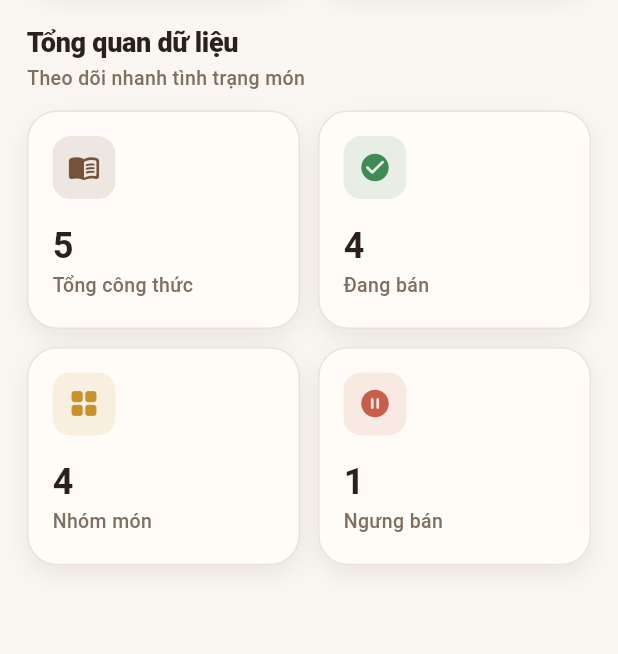
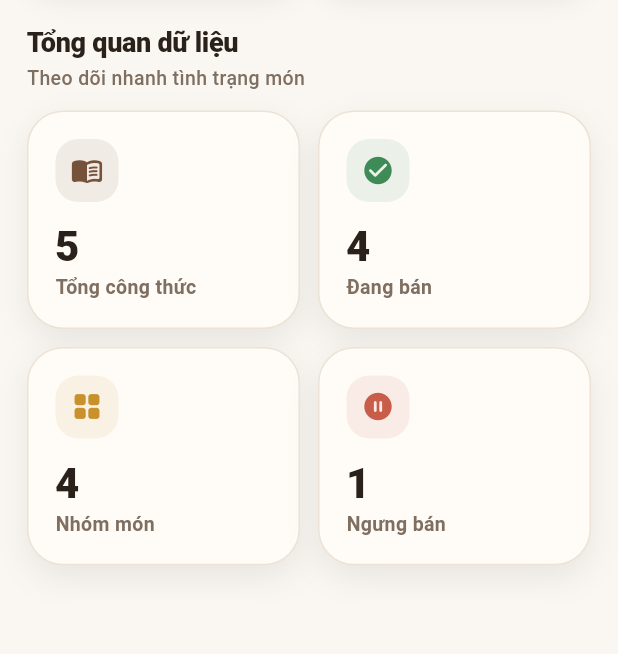
Before and after one commit to HoQuocThang1412/brewbook_app, a Flutter app: the screen it shows after launch, scrolled down 479 dp, on a phone screen of 412 x 824 dp. Shown: the part 389-1043 px from the top of the screen. Run offline on Flutter 3.47's test engine with Material 3 defaults, Android fonts, the phone set to English and light mode, and no system bars; our stand-ins replace hive, hive_flutter; accounts and stored records are empty.

Commit message:
Refine stat card spacing and typography

```diff
--- a/lib/widgets/stat_card.dart
+++ b/lib/widgets/stat_card.dart
@@ -18,39 +18,49 @@ class StatCard extends StatelessWidget {
   @override
   Widget build(BuildContext context) {
     return Container(
-      padding: const EdgeInsets.all(16),
+      padding: const EdgeInsets.all(18),
       decoration: BoxDecoration(
         color: AppColors.surface,
-        borderRadius: BorderRadius.circular(20),
+        borderRadius: BorderRadius.circular(24),
         border: Border.all(color: AppColors.border),
         boxShadow: const [
-          BoxShadow(color: AppColors.shadow, blurRadius: 14, offset: Offset(0, 6)),
+          BoxShadow(color: AppColors.shadow, blurRadius: 18, offset: Offset(0, 8)),
         ],
       ),
       child: Column(
         crossAxisAlignment: CrossAxisAlignment.start,
         children: [
           Container(
-            padding: const EdgeInsets.all(10),
+            width: 42,
+            height: 42,
             decoration: BoxDecoration(
-              color: accentColor.withOpacity(0.12),
-              borderRadius: BorderRadius.circular(12),
+              color: accentColor.withOpacity(0.10),
+              borderRadius: BorderRadius.circular(15),
             ),
             child: Icon(icon, color: accentColor, size: 22),
           ),
-          const SizedBox(height: 14),
+          const Spacer(),
           Text(
             value,
             style: const TextStyle(
-              fontSize: 24,
-              fontWeight: FontWeight.bold,
-              color: AppColors.coffeeDark,
+              fontSize: 28,
+              height: 1,
+              fontWeight: FontWeight.w900,
+              letterSpacing: -0.8,
+              color: AppColors.textPrimary,
             ),
           ),
-          const SizedBox(height: 2),
+          const SizedBox(height: 6),
           Text(
             title,
-            style: const TextStyle(fontSize: 13, color: AppColors.textSecondary),
+            maxLines: 1,
+            overflow: TextOverflow.ellipsis,
+            style: const TextStyle(
+              fontSize: 13,
+              height: 1.2,
+              fontWeight: FontWeight.w600,
+              color: AppColors.textSecondary,
+            ),
           ),
         ],
       ),
```
